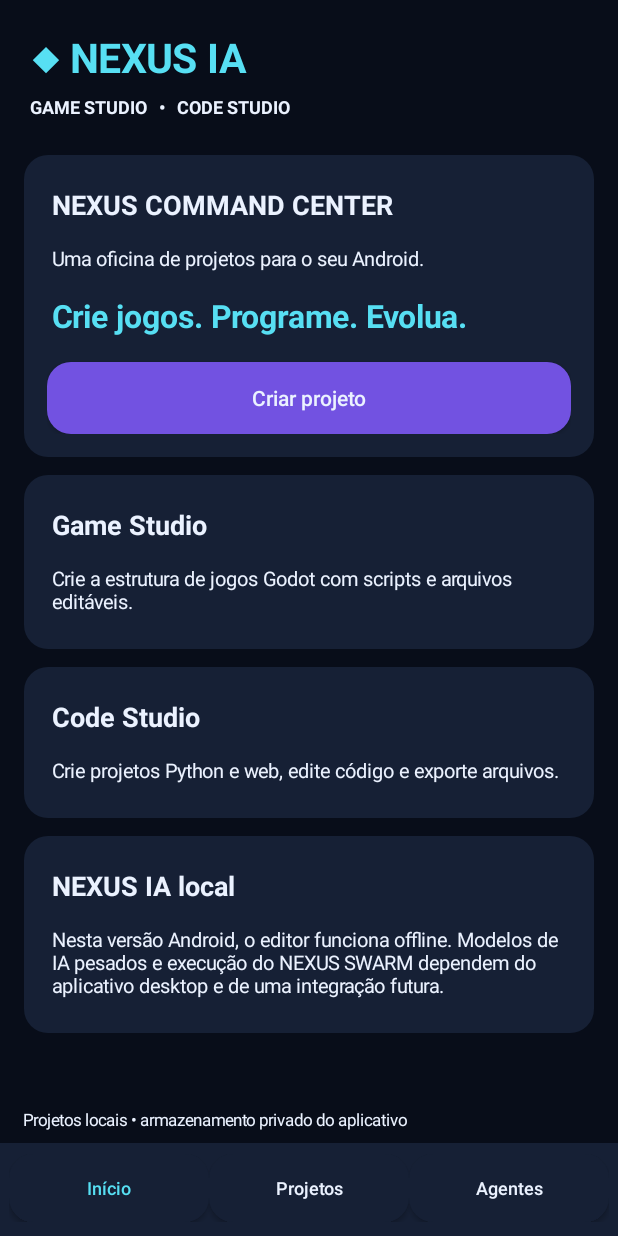
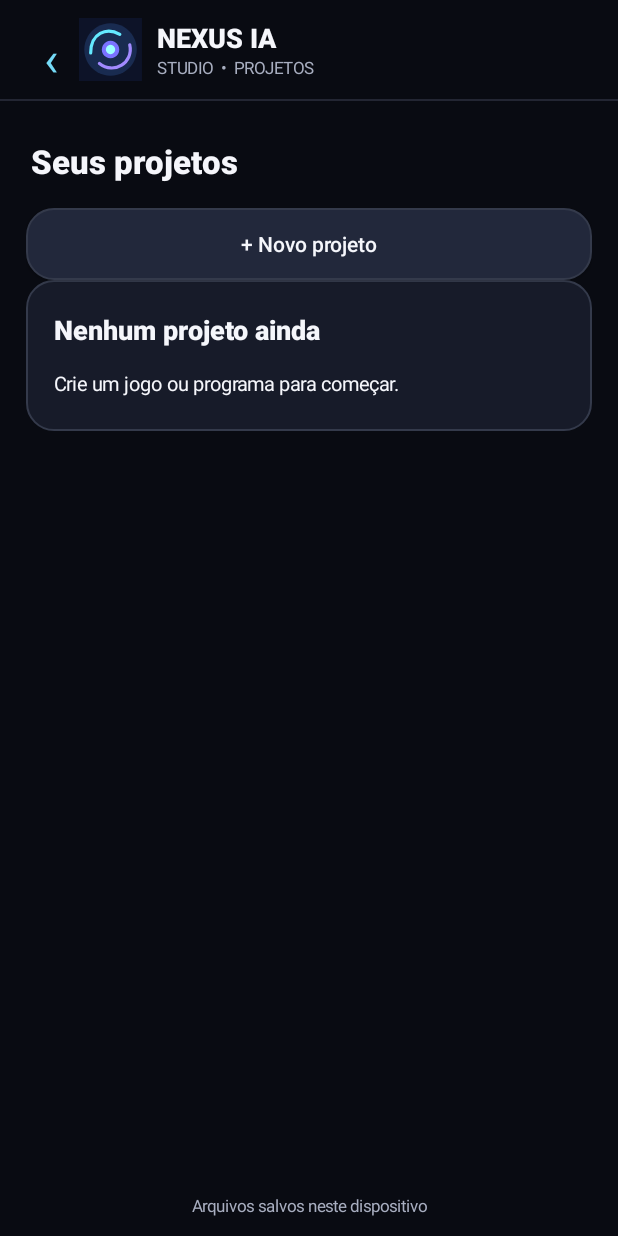
Before and after one commit to murilosaibel022-a11y/jogo, an Android app: the MainActivity screen opened directly, with no data from a screen before it, on a phone screen of 412 x 824 dp. Run offline under Robolectric (Android 15) with nearby library versions, the phone set to English and light mode, and no system bars.

Commit message:
Unificar visual do Studio ao chat: sem menu inicial nem cartões excessivos

```diff
--- a/app/src/main/java/com/nexusia/mobile/MainActivity.java
+++ b/app/src/main/java/com/nexusia/mobile/MainActivity.java
@@ -18,23 +18,48 @@ import java.util.Arrays;
 import java.util.zip.*;
 
 public class MainActivity extends Activity {
-  final int bg=Color.rgb(8,13,25), card=Color.rgb(22,32,53), fg=Color.rgb(235,242,255), cyan=Color.rgb(87,223,243), purple=Color.rgb(114,82,225);
+  final int bg=0xff090B12, card=0xff171B29, fg=0xffF5F6FB, cyan=0xff75DBF7, purple=0xffB38CFC;
   LinearLayout main,stack,nav; String screen="home", current="", selected=""; EditText editor; String previous="";
   static final int EXPORT=12; File base;
   int d(int v){return (int)(v*getResources().getDisplayMetrics().density+0.5f);}
-  @Override public void onCreate(Bundle s){ super.onCreate(s);getWindow().setStatusBarColor(bg);getWindow().setNavigationBarColor(bg); base=new File(getFilesDir(),"projects");base.mkdirs();show("home"); }
-  TextView label(String value,int size,boolean strong){TextView t=new TextView(this);t.setText(value);t.setTextSize(size);t.setTextColor(fg);if(strong)t.setTypeface(null,Typeface.BOLD);t.setPadding(d(3),d(7),d(3),d(7));return t;}
-  GradientDrawable shape(int color){GradientDrawable g=new GradientDrawable();g.setColor(color);g.setCornerRadius(d(16));return g;}
+  @Override public void onCreate(Bundle s){ super.onCreate(s);getWindow().setStatusBarColor(bg);getWindow().setNavigationBarColor(bg); base=new File(getFilesDir(),"projects");base.mkdirs();show("projects"); }
+  TextView label(String value,int size,boolean strong){TextView t=new TextView(this);t.setText(value);t.setTextSize(size);t.setTextColor(fg);if(strong)t.setTypeface(Typeface.create("sans-serif-medium",Typeface.BOLD));else t.setTypeface(Typeface.create("sans-serif",Typeface.NORMAL));t.setPadding(d(3),d(7),d(3),d(7));return t;}
+  GradientDrawable shape(int color){GradientDrawable g=new GradientDrawable();g.setColor(color);g.setCornerRadius(d(18));g.setStroke(d(1),0xff343A4B);return g;}
   LinearLayout column(){LinearLayout l=new LinearLayout(this);l.setOrientation(1);return l;}
   LinearLayout panel(String title,String detail){LinearLayout p=column();p.setBackground(shape(card));p.setPadding(d(15),d(13),d(15),d(15));LinearLayout.LayoutParams par=new LinearLayout.LayoutParams(-1,-2);par.bottomMargin=d(12);stack.addView(p,par);p.addView(label(title,18,true));if(detail!=null)p.addView(label(detail,13,false));return p;}
-  void button(LinearLayout parent,String title,Runnable work){Button b=new Button(this);b.setText(title);b.setAllCaps(false);b.setTextColor(fg);b.setBackground(shape(purple));LinearLayout.LayoutParams lp=new LinearLayout.LayoutParams(-1,-2);lp.topMargin=d(9);parent.addView(b,lp);b.setOnClickListener(v->work.run());}
+  void button(LinearLayout parent,String title,Runnable work){Button b=new Button(this);b.setText(title);b.setAllCaps(false);b.setTextColor(fg);b.setBackground(shape(0xff22283B));LinearLayout.LayoutParams lp=new LinearLayout.LayoutParams(-1,-2);lp.topMargin=d(9);parent.addView(b,lp);b.setOnClickListener(v->work.run());}
   EditText input(LinearLayout parent,String hint,String value,boolean multiline){EditText e=new EditText(this);e.setText(value);e.setHint(hint);e.setHintTextColor(0xffa0b1cc);e.setTextColor(fg);e.setTextSize(14);e.setBackground(shape(0xff121d33));e.setPadding(d(12),d(12),d(12),d(12));if(multiline){e.setInputType(InputType.TYPE_CLASS_TEXT|InputType.TYPE_TEXT_FLAG_MULTI_LINE|InputType.TYPE_TEXT_FLAG_NO_SUGGESTIONS);e.setGravity(Gravity.TOP);e.setMinLines(12);}parent.addView(e,new LinearLayout.LayoutParams(-1,-2));return e;}
-  void show(String name){screen=name;main=column();main.setBackgroundColor(bg);setContentView(main);TextView brand=label("◆ NEXUS IA",27,true);brand.setTextColor(cyan);brand.setPadding(d(20),d(20),d(10),d(6));main.addView(brand);TextView sub=label("GAME STUDIO   •   CODE STUDIO",12,true);sub.setPadding(d(20),0,0,d(12));main.addView(sub);
-    ScrollView scroll=new ScrollView(this);main.addView(scroll,new LinearLayout.LayoutParams(-1,0,1));stack=column();stack.setPadding(d(16),d(12),d(16),d(20));scroll.addView(stack);
-    if(name.equals("home"))home();else if(name.equals("projects"))projects();else if(name.equals("project"))project();else if(name.equals("editor"))edit();else if(name.equals("agents"))agents();
-    TextView foot=label("Projetos locais • armazenamento privado do aplicativo",11,false);foot.setPadding(d(15),d(5),0,d(8));main.addView(foot);
-    nav=new LinearLayout(this);nav.setPadding(d(6),d(7),d(6),d(9));nav.setBackgroundColor(card);main.addView(nav);
-    tab("Início","home");tab("Projetos","projects");tab("Agentes","agents");
+  void show(String name){
+    screen=name;main=column();main.setBackgroundColor(bg);setContentView(main);
+    LinearLayout head=new LinearLayout(this);head.setGravity(Gravity.CENTER_VERTICAL);
+    head.setPadding(d(15),d(8),d(15),d(8));main.addView(head,new LinearLayout.LayoutParams(-1,d(66)));
+    TextView back=label("‹",32,false);back.setTextColor(cyan);back.setGravity(Gravity.CENTER);
+    head.addView(back,new LinearLayout.LayoutParams(d(37),d(47)));
+    back.setOnClickListener(v->leave(()->{if(screen.equals("editor"))show("project");
+      else if(screen.equals("project"))show("projects");else finish();}));
+    ImageView logo=new ImageView(this);
+    logo.setImageResource(R.drawable.nexus_icon);
+    logo.setScaleType(ImageView.ScaleType.CENTER_CROP);
+    head.addView(logo,new LinearLayout.LayoutParams(d(42),d(42)));
+    LinearLayout title=column();
+    LinearLayout.LayoutParams n=new LinearLayout.LayoutParams(0,-2,1);n.leftMargin=d(10);
+    head.addView(title,n);
+    TextView brand=label("NEXUS IA",18,true);brand.setPadding(0,0,0,0);title.addView(brand);
+    TextView sub=label("STUDIO  •  PROJETOS",11,false);
+    sub.setTextColor(0xffA8AEC0);sub.setPadding(0,0,0,0);title.addView(sub);
+    View sep=new View(this);sep.setBackgroundColor(0xff232633);
+    main.addView(sep,new LinearLayout.LayoutParams(-1,d(1)));
+    ScrollView scroll=new ScrollView(this);
+    scroll.setVerticalScrollBarEnabled(false);
+    main.addView(scroll,new LinearLayout.LayoutParams(-1,0,1));
+    stack=column();stack.setPadding(d(17),d(18),d(17),d(18));scroll.addView(stack);
+    if(name.equals("home")||name.equals("projects"))projects();
+    else if(name.equals("project"))project();
+    else if(name.equals("editor"))edit();
+    else if(name.equals("agents"))agents();
+    TextView foot=label("Arquivos salvos neste dispositivo",11,false);
+    foot.setTextColor(0xffA8AEC0);foot.setGravity(Gravity.CENTER);
+    main.addView(foot,new LinearLayout.LayoutParams(-1,d(40)));
   }
   void tab(String s,String dest){Button b=new Button(this);b.setText(s);b.setTextSize(12);b.setAllCaps(false);b.setTextColor(screen.equals(dest)?cyan:fg);b.setBackground(shape(card));nav.addView(b,new LinearLayout.LayoutParams(0,d(45),1));b.setOnClickListener(v->leave(()->show(dest)));}
   void home(){LinearLayout hero=panel("NEXUS COMMAND CENTER","Uma oficina de projetos para o seu Android.");TextView txt=label("Crie jogos. Programe. Evolua.",21,true);txt.setTextColor(cyan);hero.addView(txt);button(hero,"Criar projeto",()->create());panel("Game Studio","Crie a estrutura de jogos Godot com scripts e arquivos editáveis.");panel("Code Studio","Crie projetos Python e web, edite código e exporte arquivos.");panel("NEXUS IA local","Nesta versão Android, o editor funciona offline. Modelos de IA pesados e execução do NEXUS SWARM dependem do aplicativo desktop e de uma integração futura.");}
```
